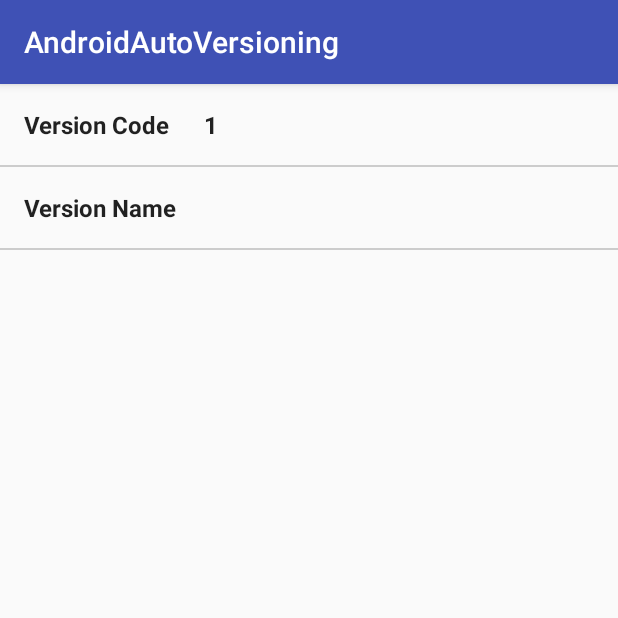
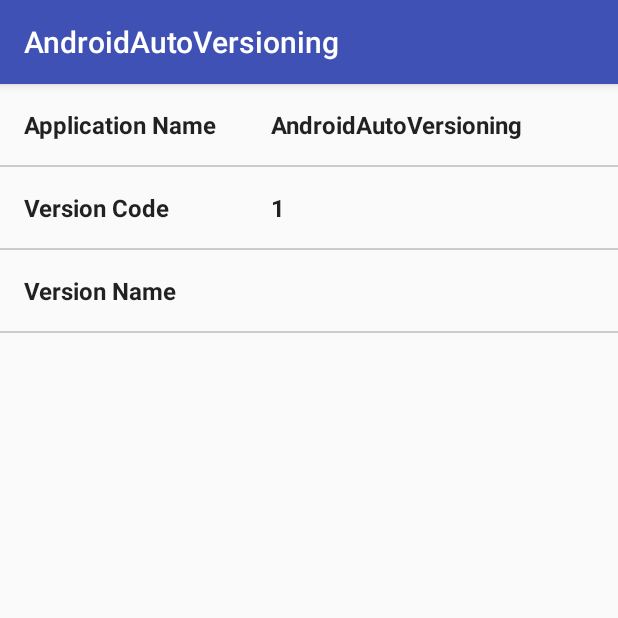
Before and after one commit to epreviati/android-autoversioning, an Android app: the screen it shows after launch (MainActivity), on a phone screen of 412 x 824 dp, the top half of it. Run offline under Robolectric (Android 15) with nearby library versions, the phone set to English and light mode, and no system bars; libraries missing offline, so code that uses them is left out: com.gmail.previati.

Commit message:
added application name into the layout

```diff
--- a/app/build.gradle
+++ b/app/build.gradle
@@ -33,7 +33,7 @@ android {
 
     productFlavors {
         dev {
-            versionCode = gitVersionCodeTime
+            versionCode = gitVersionCode
             versionName = gitVersionName
         }
 
--- a/app/src/main/res/layout/activity_main.xml
+++ b/app/src/main/res/layout/activity_main.xml
@@ -11,23 +11,44 @@
         android:layout_width="wrap_content"
         android:layout_height="wrap_content"
         android:orientation="vertical"
-        app:layout_constraintGuide_begin="120dp" />
+        app:layout_constraintGuide_percent="0.4" />
+
+    <TextView
+        android:id="@+id/text_label_app_name"
+        style="@style/Label"
+        android:text="@string/main_label_app_name"
+        app:layout_constraintStart_toStartOf="parent"
+        app:layout_constraintTop_toTopOf="parent" />
+
+    <TextView
+        android:id="@+id/text_app_name"
+        style="@style/Label"
+        android:text="@string/app_name"
+        app:layout_constraintStart_toEndOf="@+id/guideline"
+        app:layout_constraintTop_toTopOf="parent" />
+
+    <View
+        android:id="@+id/separator_app_name"
+        style="@style/Separator"
+        android:text="@string/main_label_version_code"
+        app:layout_constraintStart_toStartOf="parent"
+        app:layout_constraintTop_toBottomOf="@+id/text_label_app_name" />
 
     <TextView
         android:id="@+id/text_label_version_code"
         style="@style/Label"
         android:text="@string/main_label_version_code"
         app:layout_constraintStart_toStartOf="parent"
-        app:layout_constraintTop_toTopOf="parent" />
+        app:layout_constraintTop_toBottomOf="@+id/separator_app_name" />
 
     <TextView
         android:id="@+id/text_version_code"
         style="@style/Label"
         app:layout_constraintStart_toEndOf="@+id/guideline"
-        app:layout_constraintTop_toTopOf="parent" />
+        app:layout_constraintTop_toBottomOf="@+id/separator_app_name" />
 
     <View
-        android:id="@+id/separator_code"
+        android:id="@+id/separator_version_code"
         style="@style/Separator"
         android:text="@string/main_label_version_code"
         app:layout_constraintStart_toStartOf="parent"
@@ -38,16 +59,16 @@
         style="@style/Label"
         android:text="@string/main_label_version_name"
         app:layout_constraintStart_toStartOf="parent"
-        app:layout_constraintTop_toBottomOf="@+id/separator_code" />
+        app:layout_constraintTop_toBottomOf="@+id/separator_version_code" />
 
     <TextView
         android:id="@+id/text_version_name"
         style="@style/Label"
         app:layout_constraintStart_toEndOf="@+id/guideline"
-        app:layout_constraintTop_toBottomOf="@+id/separator_code" />
+        app:layout_constraintTop_toBottomOf="@+id/separator_version_code" />
 
     <View
-        android:id="@+id/separator_name"
+        android:id="@+id/separator_version_name"
         style="@style/Separator"
         android:text="@string/main_label_version_code"
         app:layout_constraintStart_toStartOf="parent"
--- a/app/src/main/res/values/strings.xml
+++ b/app/src/main/res/values/strings.xml
@@ -1,6 +1,6 @@
 <resources>
     <string name="app_name">AndroidAutoVersioning</string>
-
+    <string name="main_label_app_name">Application Name</string>
     <string name="main_label_version_code">Version Code</string>
     <string name="main_label_version_name">Version Name</string>
 </resources>
```
